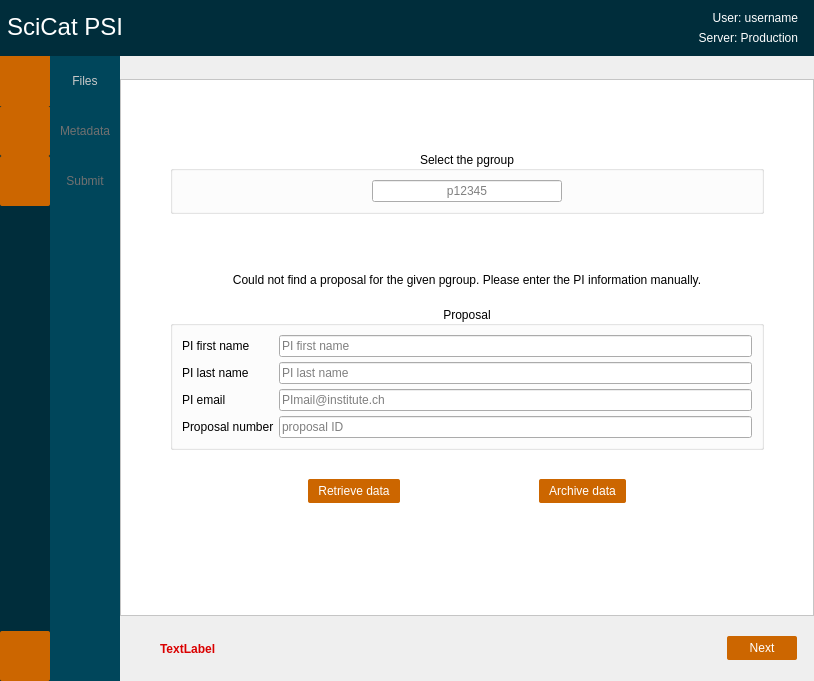
This is PSIArchiver/dialog.ui in paulscherrerinstitute/scicat-qt as Qt 5 draws it before an edit. The edited form follows.
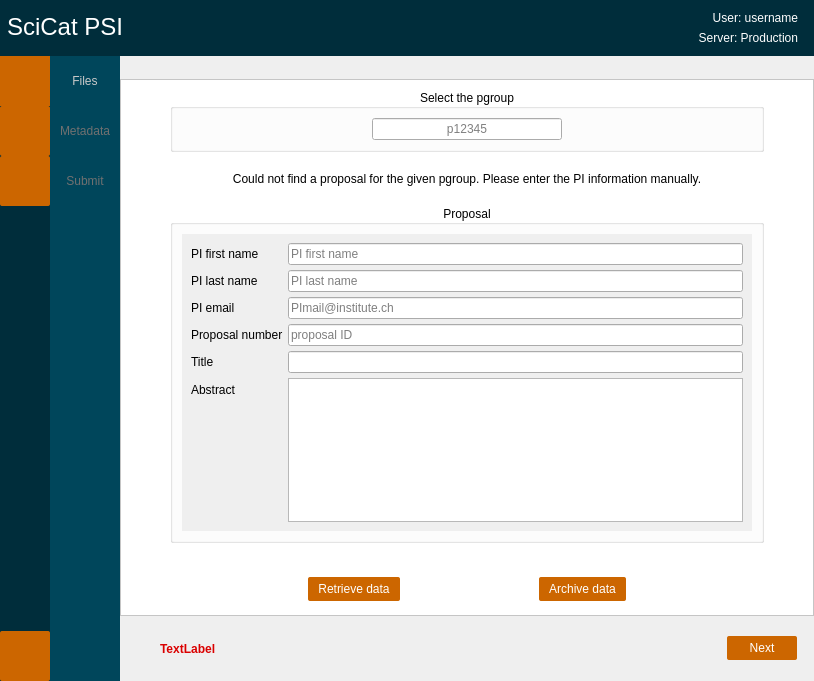
This is the edited form. The open tabs and pages were chosen to show the change. Icons and pictures are not drawn.

Commit message: added kerberos; added title and abstract

What changed in the file:
```diff
--- a/PSIArchiver/dialog.ui
+++ b/PSIArchiver/dialog.ui
@@ -835,6 +835,18 @@
                    </item>
                    <item>
                     <widget class="QGroupBox" name="groupBoxProposal">
+                     <property name="sizePolicy">
+                      <sizepolicy hsizetype="Preferred" vsizetype="Minimum">
+                       <horstretch>0</horstretch>
+                       <verstretch>0</verstretch>
+                      </sizepolicy>
+                     </property>
+                     <property name="minimumSize">
+                      <size>
+                       <width>0</width>
+                       <height>120</height>
+                      </size>
+                     </property>
                      <property name="title">
                       <string>Proposal</string>
                      </property>
@@ -843,7 +855,55 @@
                      </property>
                      <layout class="QVBoxLayout" name="verticalLayout_3">
                       <item>
+                       <widget class="QScrollArea" name="scrollArea">
+                        <property name="sizePolicy">
+                         <sizepolicy hsizetype="Expanding" vsizetype="Minimum">
+                          <horstretch>0</horstretch>
+                          <verstretch>0</verstretch>
+                         </sizepolicy>
+                        </property>
+                        <property name="minimumSize">
+                         <size>
+                          <width>0</width>
+                          <height>120</height>
+                         </size>
+                        </property>
+                        <property name="frameShape">
+                         <enum>QFrame::NoFrame</enum>
+                        </property>
+                        <property name="sizeAdjustPolicy">
+                         <enum>QAbstractScrollArea::AdjustToContents</enum>
+                        </property>
+                        <property name="widgetResizable">
+                         <bool>true</bool>
+                        </property>
+                        <widget class="QWidget" name="scrollAreaWidgetContents_2">
+                         <property name="geometry">
+                          <rect>
+                           <x>0</x>
+                           <y>0</y>
+                           <width>558</width>
+                           <height>162</height>
+                          </rect>
+                         </property>
+                         <property name="sizePolicy">
+                          <sizepolicy hsizetype="Preferred" vsizetype="Minimum">
+                           <horstretch>0</horstretch>
+                           <verstretch>0</verstretch>
+                          </sizepolicy>
+                         </property>
+                         <property name="minimumSize">
+                          <size>
+                           <width>0</width>
+                           <height>120</height>
+                          </size>
+                         </property>
+                         <layout class="QVBoxLayout" name="verticalLayout_30">
+                          <item>
                        <layout class="QFormLayout" name="formLayoutPI">
+                            <property name="fieldGrowthPolicy">
+                             <enum>QFormLayout::AllNonFixedFieldsGrow</enum>
+                            </property>
                         <property name="horizontalSpacing">
                          <number>5</number>
                         </property>
@@ -871,6 +931,9 @@
                           <property name="whatsThis">
                            <string extracomment="First name of the PI for the given pgroup."/>
                           </property>
+                              <property name="styleSheet">
+                               <string notr="true">QLineEdit::!enabled{color:rgb(0,0,0)}</string>
+                              </property>
                           <property name="text">
                            <string/>
                           </property>
@@ -897,6 +960,9 @@
                           <property name="toolTip">
                            <string>Last name of the PI for the given pgroup.</string>
                           </property>
+                              <property name="styleSheet">
+                               <string notr="true">QLineEdit::!enabled{color:rgb(0,0,0)}</string>
+                              </property>
                           <property name="placeholderText">
                            <string>PI last name</string>
                           </property>
@@ -920,6 +986,9 @@
                           <property name="toolTip">
                            <string>Email adress of the PI for the given pgroup.</string>
                           </property>
+                              <property name="styleSheet">
+                               <string notr="true">QLineEdit::!enabled{color:rgb(0,0,0)}</string>
+                              </property>
                           <property name="inputMethodHints">
                            <set>Qt::ImhEmailCharactersOnly</set>
                           </property>
@@ -946,6 +1015,9 @@
                           <property name="toolTip">
                            <string>Proposal number for the given pgroup. Leave empty if it does not exist.</string>
                           </property>
+                              <property name="styleSheet">
+                               <string notr="true">QLineEdit::!enabled{color:rgb(0,0,0)}</string>
+                              </property>
                           <property name="echoMode">
                            <enum>QLineEdit::Normal</enum>
                           </property>
@@ -954,7 +1026,54 @@
                           </property>
                          </widget>
                         </item>
-                       </layout>
+                            <item row="5" column="1">
+                             <widget class="QLineEdit" name="lineEditTitle">
+                              <property name="styleSheet">
+                               <string notr="true">QLineEdit::!enabled{color:rgb(0,0,0)}</string>
+                              </property>
+                             </widget>
+                            </item>
+                            <item row="5" column="0">
+                             <widget class="QLabel" name="labelTitle">
+                              <property name="text">
+                               <string>Title</string>
+                              </property>
+                             </widget>
+                            </item>
+                            <item row="6" column="1">
+                             <widget class="QTextEdit" name="textEditAbstract">
+                              <property name="enabled">
+                               <bool>true</bool>
+                              </property>
+                              <property name="sizePolicy">
+                               <sizepolicy hsizetype="Expanding" vsizetype="Minimum">
+                                <horstretch>0</horstretch>
+                                <verstretch>0</verstretch>
+                               </sizepolicy>
+                              </property>
+                              <property name="minimumSize">
+                               <size>
+                                <width>0</width>
+                                <height>80</height>
+                               </size>
+                              </property>
+                              <property name="styleSheet">
+                               <string notr="true">QTextEdit::!enabled{color:rgb(0,0,0)}</string>
+                              </property>
+                             </widget>
+                            </item>
+                            <item row="6" column="0">
+                             <widget class="QLabel" name="labelAbstract">
+                              <property name="text">
+                               <string>Abstract</string>
+                              </property>
+                             </widget>
+                            </item>
+                           </layout>
+                          </item>
+                         </layout>
+                        </widget>
+                       </widget>
                       </item>
                      </layout>
                     </widget>
@@ -965,12 +1084,12 @@
                       <enum>Qt::Vertical</enum>
                      </property>
                      <property name="sizeType">
-                      <enum>QSizePolicy::Fixed</enum>
+                      <enum>QSizePolicy::MinimumExpanding</enum>
                      </property>
                      <property name="sizeHint" stdset="0">
                       <size>
                        <width>17</width>
-                       <height>20</height>
+                       <height>25</height>
                       </size>
                      </property>
                     </spacer>
@@ -1077,6 +1196,9 @@
                      <property name="orientation">
                       <enum>Qt::Vertical</enum>
                      </property>
+                     <property name="sizeType">
+                      <enum>QSizePolicy::Ignored</enum>
+                     </property>
                      <property name="sizeHint" stdset="0">
                       <size>
                        <width>20</width>
@@ -1110,6 +1232,9 @@
                  <property name="orientation">
                   <enum>Qt::Vertical</enum>
                  </property>
+                 <property name="sizeType">
+                  <enum>QSizePolicy::Expanding</enum>
+                 </property>
                  <property name="sizeHint" stdset="0">
                   <size>
                    <width>20</width>
```
Left out of the diff: 2 changed lines with no effect on the pictures. Lines whose indentation alone changed are shown as unchanged. The commit also changes 5 other files.
